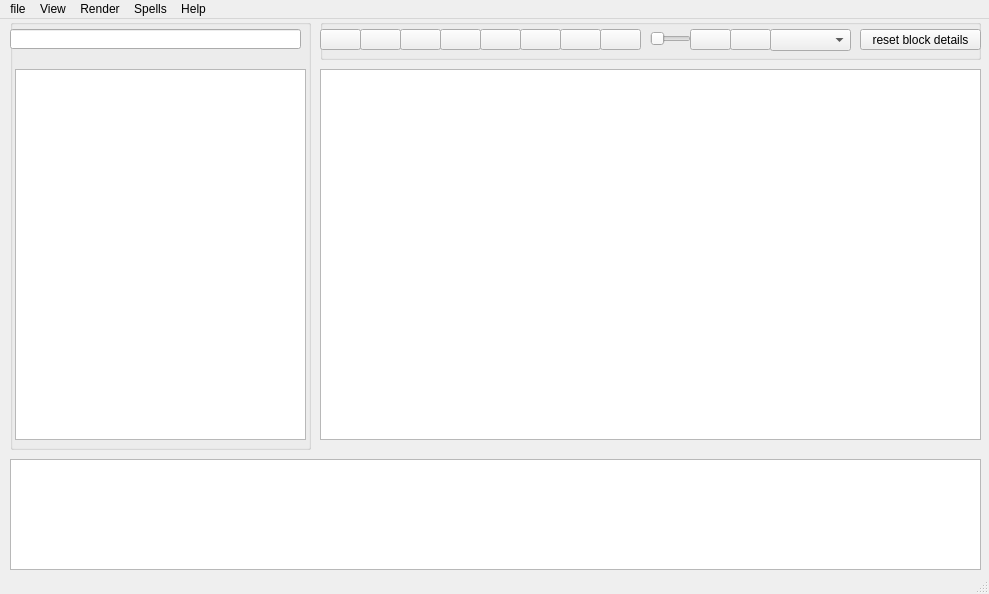
Above: nifsk/nifskope.ui from nexustheru/nifskope-hybrid before the change. Below: the same form after it.
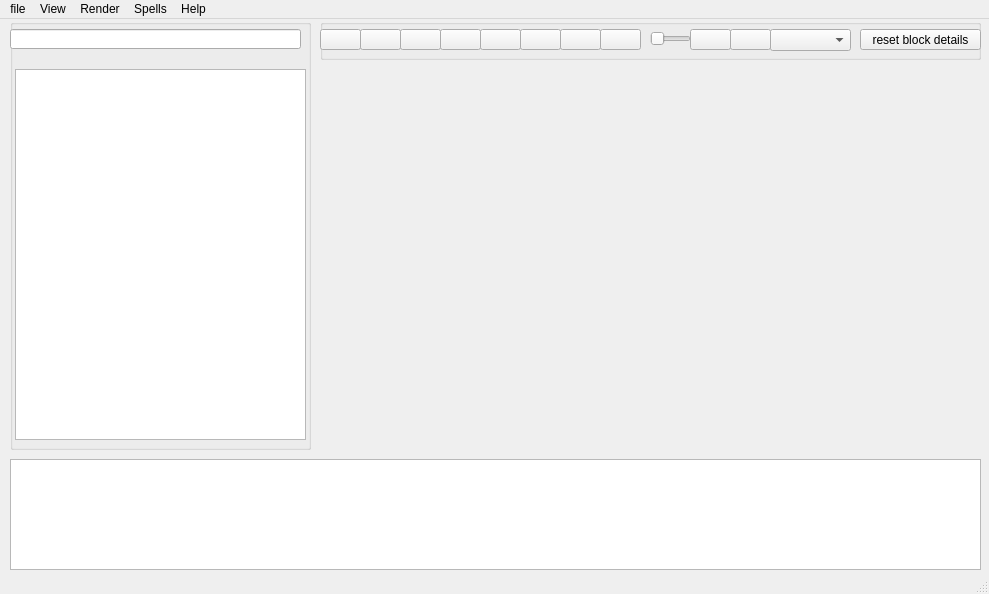
That is the form after the change. Icons and pictures are not drawn. Custom widgets are drawn as their Qt base class.

The edit to the form file:
```diff
--- a/nifsk/nifskope.ui
+++ b/nifsk/nifskope.ui
@@ -74,19 +74,6 @@
      </property>
     </widget>
    </widget>
-   <widget class="QGraphicsView" name="graphicsView">
-    <property name="geometry">
-     <rect>
-      <x>320</x>
-      <y>50</y>
-      <width>661</width>
-      <height>371</height>
-     </rect>
-    </property>
-    <property name="cursor" stdset="0">
-     <cursorShape>ArrowCursor</cursorShape>
-    </property>
-   </widget>
    <widget class="QGroupBox" name="groupBox_2">
     <property name="geometry">
      <rect>
@@ -317,6 +304,16 @@
      </property>
     </widget>
    </widget>
+   <widget class="openglwindow" name="widget" native="true">
+    <property name="geometry">
+     <rect>
+      <x>319</x>
+      <y>49</y>
+      <width>661</width>
+      <height>381</height>
+     </rect>
+    </property>
+   </widget>
   </widget>
   <widget class="QMenuBar" name="menubar">
    <property name="geometry">
@@ -796,6 +793,14 @@
    </property>
   </action>
  </widget>
+ <customwidgets>
+  <customwidget>
+   <class>openglwindow</class>
+   <extends>QWidget</extends>
+   <header>openglwindow.h</header>
+   <container>1</container>
+  </customwidget>
+ </customwidgets>
  <resources>
   <include location="../../nifskope/nifskope.qrc"/>
  </resources>
```
